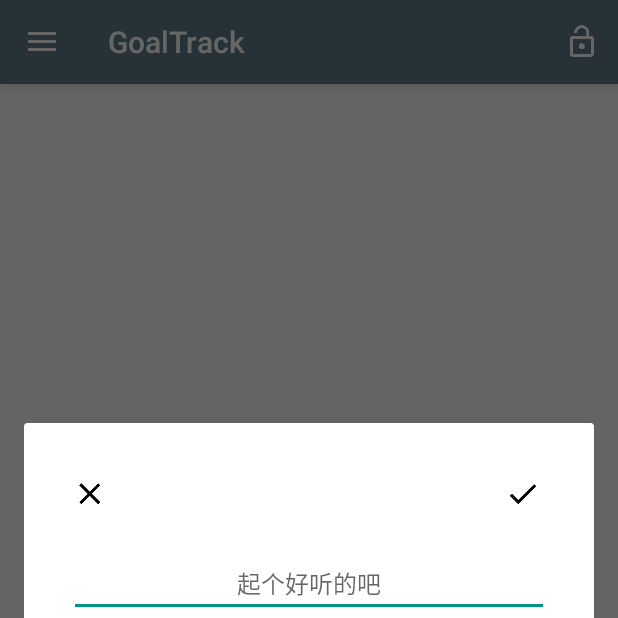
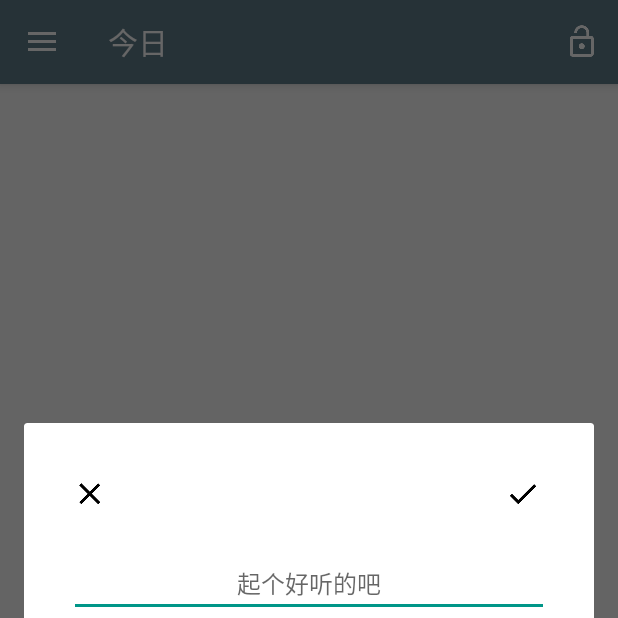
Before and after one commit to hpeiyan/TrackGoal, an Android app: the screen it shows after launch (MainActivity), after a tap on an icon or button, on a phone screen of 412 x 824 dp, the top half of it. Run offline under Robolectric (Android 15) with nearby library versions, the phone set to English and light mode, and no system bars; our stand-ins replace ButterKnife.

Commit message:
set title

```diff
--- a/app/src/main/java/club/peiyan/goaltrack/MainActivity.java
+++ b/app/src/main/java/club/peiyan/goaltrack/MainActivity.java
@@ -44,8 +44,6 @@ public class MainActivity extends AppCompatActivity
     @BindView(R.id.container)
     ViewPager mContainer;
     private SectionsPagerAdapter mSectionsPagerAdapter;
-
-
     private DBHelper mDBHelper;
 
     private ArrayList<GoalBean> mSingleAllGoals = new ArrayList<>();
@@ -55,6 +53,8 @@ public class MainActivity extends AppCompatActivity
     private boolean mMode = true;//False预览模式, True编辑模式
     private TodayFragment mTodayFragment;
     private MenuItem mModeMenu;
+
+    private static final int[] titleRes = new int[]{R.string.yesterday, R.string.today, R.string.yesterday};
 
     @Override
     protected void onCreate(Bundle savedInstanceState) {
@@ -79,6 +79,7 @@ public class MainActivity extends AppCompatActivity
                 this, mDrawerLayout, mToolbar, R.string.navigation_drawer_open, R.string.navigation_drawer_close);
         mDrawerLayout.addDrawerListener(toggle);
         toggle.syncState();
+        getSupportActionBar().setTitle(titleRes[1]);
 
         mNavView.setNavigationItemSelectedListener(this);
         mGoalSubMenu = mNavView.getMenu().addSubMenu("目标");
@@ -241,6 +242,7 @@ public class MainActivity extends AppCompatActivity
             mModeMenu.setVisible(true);
             mFab.setVisibility(mMode ? View.VISIBLE : View.GONE);
         }
+        getSupportActionBar().setTitle(titleRes[position]);
     }
 
     @Override
--- a/app/src/main/res/values/strings.xml
+++ b/app/src/main/res/values/strings.xml
@@ -22,6 +22,8 @@
     <item name="nav_share" type="id"/>
     <item name="nav_about" type="id"/>
 
-    <string name="section_format">Hello World from section: %1$d</string>
+    <string name="today">今日</string>
+    <string name="yesterday">昨日</string>
+    <string name="tomorrow">明日</string>
 
 </resources>
```
